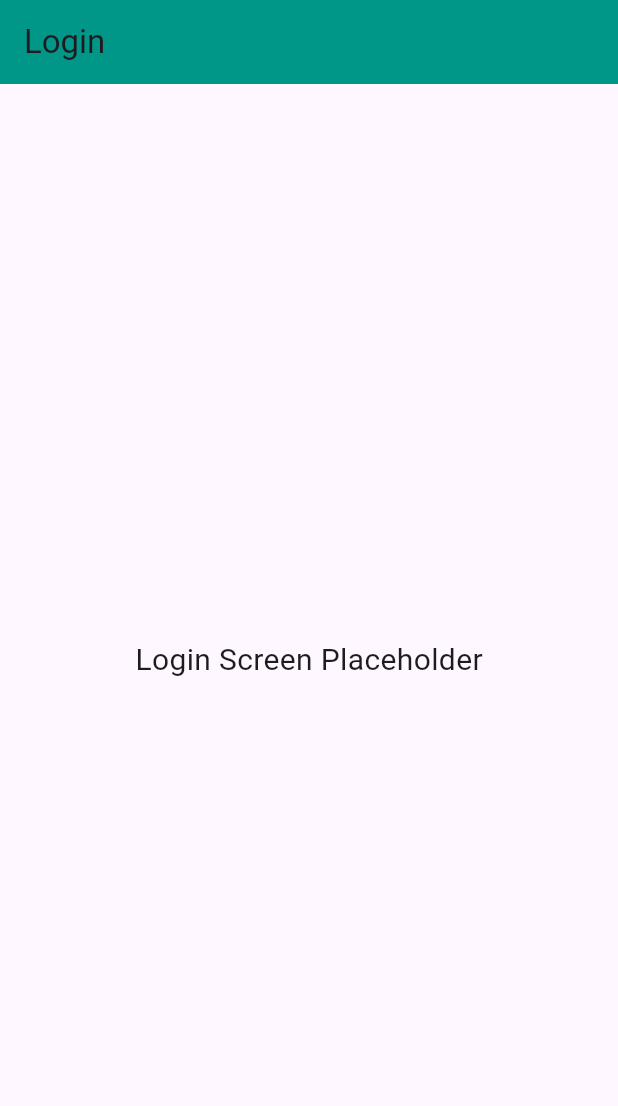
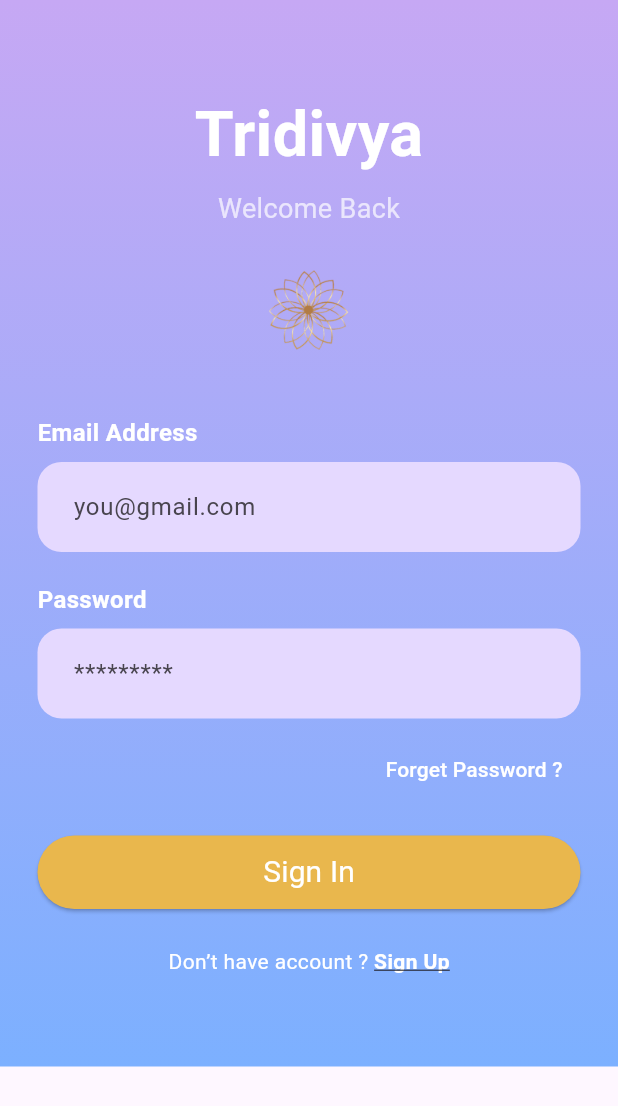
Before and after one commit to oshikadahal/tridivya_spritual_wellness_app, a Flutter app: the LoginScreen screen opened directly, on a phone screen of 412 x 824 dp. Shown: the top 1106 px of the screen. Run offline on Flutter 3.47's test engine with Material 3 defaults, Android fonts, the phone set to English and light mode, and no system bars.

Commit message:
Login page created

```diff
--- a/lib/app.dart
+++ b/lib/app.dart
@@ -1,10 +1,10 @@
 import 'package:flutter/material.dart';
 import 'package:tridivya_spritual_wellness_app/screens/first_onboarding_screen.dart';
+import 'package:tridivya_spritual_wellness_app/screens/login_screen.dart';
 import 'package:tridivya_spritual_wellness_app/screens/second_onboarding_screen.dart';
 import 'package:tridivya_spritual_wellness_app/screens/splash_screen.dart';
 
 
-// import 'screens/auth/login_screen.dart';
 // import 'screens/auth/register_screen.dart';
 // import 'screens/home/home_screen.dart';
 
@@ -40,7 +40,7 @@ class App extends StatelessWidget {
         '/': (context) => const SplashScreen(),
         '/onboarding1': (context) => const FirstOnboardingScreen(),
          '/onboarding2': (context) => const SecondOnboardingScreen(),
-        // '/login': (context) => const LoginScreen(),
+         '/login': (context) => const LoginScreen(),
         // '/register': (context) => const RegisterScreen(),
         // '/home': (context) => const HomeScreen(),
       },
--- a/lib/screens/login_screen.dart
+++ b/lib/screens/login_screen.dart
@@ -1,19 +1,193 @@
 import 'package:flutter/material.dart';
+import 'package:tridivya_spritual_wellness_app/screens/signup_screen.dart';
+import '../widgets/my_button.dart';
 
-class LoginScreen extends StatelessWidget {
+
+class LoginScreen extends StatefulWidget {
   const LoginScreen({super.key});
+
+  @override
+  State<LoginScreen> createState() => _LoginScreenState();
+}
+
+class _LoginScreenState extends State<LoginScreen> {
+  final TextEditingController emailController = TextEditingController();
+  final TextEditingController passwordController = TextEditingController();
 
   @override
   Widget build(BuildContext context) {
     return Scaffold(
-      appBar: AppBar(
-        title: const Text("Login"),
-        backgroundColor: Colors.teal,
+      body: Container(
+        width: double.infinity,
+        decoration: const BoxDecoration(
+          gradient: LinearGradient(
+            begin: Alignment.topCenter,
+            end: Alignment.bottomCenter,
+            colors: [
+              Color(0xFFC6A8F4),
+              Color(0xFF7CB0FF),
+            ],
+          ),
+        ),
+        child: SingleChildScrollView(
+          child: Padding(
+            padding: const EdgeInsets.symmetric(horizontal: 25.0, vertical: 60),
+            child: Column(
+              crossAxisAlignment: CrossAxisAlignment.center,
+              children: [
+
+
+                const Text(
+                  "Tridivya",
+                  style: TextStyle(
+                    fontSize: 42,
+                    fontWeight: FontWeight.w600,
+                    color: Colors.white,
+                  ),
+                ),
+
+                const SizedBox(height: 6),
+
+                const Text(
+                  "Welcome Back",
+                  style: TextStyle(
+                    fontSize: 18,
+                    color: Colors.white70,
+                  ),
+                ),
+
+                const SizedBox(height: 25),
+
+
+                Image.asset(
+                  "assets/images/logo.png",
+                  height: 60,
+                ),
+
+                const SizedBox(height: 40),
+
+
+                const Align(
+                  alignment: Alignment.centerLeft,
+                  child: Text(
+                    "Email Address",
+                    style: TextStyle(
+                      color: Colors.white,
+                      fontSize: 16,
+                      fontWeight: FontWeight.w600,
+                    ),
+                  ),
+                ),
+
+                const SizedBox(height: 8),
+
+                TextField(
+                  controller: emailController,
+                  decoration: InputDecoration(
+                    hintText: "you@gmail.com",
+                    filled: true,
+                    fillColor: Color(0xFFE5D9FF),
+                    contentPadding:
+                        const EdgeInsets.symmetric(horizontal: 20, vertical: 18),
+                    border: OutlineInputBorder(
+                      borderRadius: BorderRadius.circular(16),
+                      borderSide: BorderSide.none,
+                    ),
+                  ),
+                ),
+
+                const SizedBox(height: 20),
+
+                const Align(
+                  alignment: Alignment.centerLeft,
+                  child: Text(
+                    "Password",
+                    style: TextStyle(
+                      color: Colors.white,
+                      fontSize: 16,
+                      fontWeight: FontWeight.w600,
+                    ),
+                  ),
+                ),
+
+                const SizedBox(height: 8),
+
+
+                TextField(
+                  controller: passwordController,
+                  obscureText: true,
+                  decoration: InputDecoration(
+                    hintText: "*********",
+                    filled: true,
+                    fillColor: Color(0xFFE5D9FF), // light purple
+                    contentPadding:
+                        const EdgeInsets.symmetric(horizontal: 20, vertical: 18),
+                    border: OutlineInputBorder(
+                      borderRadius: BorderRadius.circular(16),
+                      borderSide: BorderSide.none,
+                    ),
+                  ),
+                ),
+
+                const SizedBox(height: 10),
+
+
+                Align(
+                  alignment: Alignment.centerRight,
+                  child: TextButton(
+                    onPressed: () {},
+                    child: const Text(
+                      "Forget Password ?",
+                      style: TextStyle(color: Colors.white),
+                    ),
+                  ),
+                ),
+
+                const SizedBox(height: 20),
+
+                SizedBox(
+                  width: double.infinity,
+                  child: MyButton(
+                    text: "Sign In",
+                    color: const Color(0xFFE9B74D),
+                    onPressed: () {},
+                  ),
+                ),
+
+                const SizedBox(height: 25),
+
+                Row(
+  mainAxisAlignment: MainAxisAlignment.center,
+  children: [
+    const Text(
+      "Don’t have account ? ",
+      style: TextStyle(color: Colors.white),
+    ),
+    GestureDetector(
+      onTap: () {
+        Navigator.push(
+          context,
+          MaterialPageRoute(
+            builder: (context) => const SignupScreen(),
+          ),
+        );
+      },
+      child: const Text(
+        "Sign Up",
+        style: TextStyle(
+          color: Colors.white,
+          fontWeight: FontWeight.bold,
+          decoration: TextDecoration.underline,
+        ),
       ),
-      body: const Center(
-        child: Text(
-          "Login Screen Placeholder",
-          style: TextStyle(fontSize: 20),
+    ),
+  ],
+)
+
+
+              ],
+            ),
+          ),
         ),
       ),
     );
--- a/lib/widgets/my_button.dart
+++ b/lib/widgets/my_button.dart
@@ -0,0 +1,36 @@
+import 'package:flutter/material.dart';
+
+class MyButton extends StatelessWidget {
+  const MyButton({
+    super.key,
+    required this.onPressed,
+    required this.text,
+    this.color,
+  });
+
+  final VoidCallback onPressed;
+  final String text;
+  final Color? color;
+
+  @override
+  Widget build(BuildContext context) {
+    return ElevatedButton(
+      style: ElevatedButton.styleFrom(
+        backgroundColor: color ??  const Color(0xFFCCAFFF),
+        padding: const EdgeInsets.symmetric(horizontal: 20, vertical: 10),
+        shape: RoundedRectangleBorder(
+          borderRadius: BorderRadius.circular(25),
+        ),
+      ),
+      onPressed: onPressed,
+      child: Text(
+        text,
+        style: const TextStyle(
+          color: Colors.white,
+          fontSize: 20,
+          fontWeight: FontWeight.normal,  // EXACT match to your theme
+        ),
+      ),
+    );
+  }
+}
```
Also changed, not shown: lib/screens/home_screen.dart (+24 -0 lines), lib/screens/signup_screen.dart (added, +241 -0 lines).
